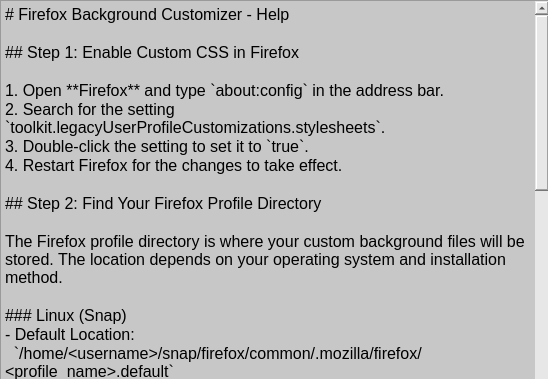
Qt form readmedialog.ui (jacktenor/setback) before a commit.
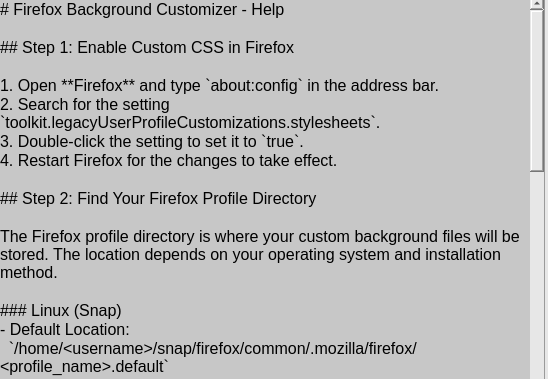
The same form after that commit.

What changed in the file:
```diff
--- a/readmedialog.ui
+++ b/readmedialog.ui
@@ -19,8 +19,8 @@
   <widget class="QTextEdit" name="textEdit">
    <property name="geometry">
     <rect>
-     <x>0</x>
-     <y>0</y>
+     <x>-5</x>
+     <y>-5</y>
      <width>550</width>
      <height>400</height>
     </rect>
@@ -82,7 +82,8 @@
 &lt;p style=&quot; margin-top:0px; margin-bottom:0px; margin-left:0px; margin-right:0px; -qt-block-indent:0; text-indent:0px;&quot;&gt;Use the application to select the profile directory and the background image. Ensure that the image file is placed correctly in the `chrome/img/` folder of your profile.&lt;/p&gt;
 &lt;p style=&quot;-qt-paragraph-type:empty; margin-top:0px; margin-bottom:0px; margin-left:0px; margin-right:0px; -qt-block-indent:0; text-indent:0px;&quot;&gt;&lt;br /&gt;&lt;/p&gt;
 &lt;p style=&quot; margin-top:0px; margin-bottom:0px; margin-left:0px; margin-right:0px; -qt-block-indent:0; text-indent:0px;&quot;&gt;After applying the changes, restart Firefox to see your custom background!&lt;/p&gt;
-&lt;p style=&quot;-qt-paragraph-type:empty; margin-top:0px; margin-bottom:0px; margin-left:0px; margin-right:0px; -qt-block-indent:0; text-indent:0px;&quot;&gt;&lt;br /&gt;&lt;/p&gt;&lt;/body&gt;&lt;/html&gt;</string>
+&lt;p style=&quot;-qt-paragraph-type:empty; margin-top:0px; margin-bottom:0px; margin-left:0px; margin-right:0px; -qt-block-indent:0; text-indent:0px;&quot;&gt;&lt;br /&gt;&lt;/p&gt;
+&lt;p style=&quot; margin-top:0px; margin-bottom:0px; margin-left:0px; margin-right:0px; -qt-block-indent:0; text-indent:0px;&quot;&gt;You have the option to add your Firefox profile location to the &amp;quot;Places&amp;quot; column on the left by either drag and drop or by right clicking inside the &amp;quot;Places&amp;quot; column and adding your current location (assuming you are in your Firefox profile directory).&lt;/p&gt;&lt;/body&gt;&lt;/html&gt;</string>
    </property>
   </widget>
  </widget>
```
